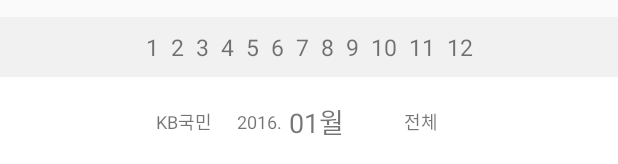
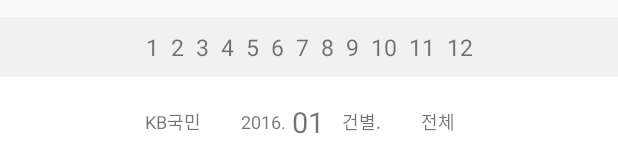
Before and after one commit to yonghakkang/FamilyTodo, an Android app: the layout activity_main.xml on its own in the app's theme, with its tools: preview values and no code run, on a phone screen of 412 x 824 dp. Shown: the part 1069-1233 px from the top of the screen. Run offline under Robolectric (Android 15) with nearby library versions, the phone set to English and light mode, and no system bars; plain views replace TintImageView.

Commit message:
smsparser생성

```diff
--- a/app/src/main/java/model/ExpenseAdapter.java
+++ b/app/src/main/java/model/ExpenseAdapter.java
@@ -47,7 +47,7 @@ public class ExpenseAdapter extends RealmBaseAdapter<Expense> implements ListAda
 
         // Populate the data into the template view using the data object
         //tvTitle.setText(Integer.toString(item.getId()));
-        tvTitle.setText(item.getTitle());
+        tvTitle.setText(item.getPlace());
         tvCard.setText(item.getCard());
 
         tvDate.setText(item.getDate());
--- a/app/src/main/res/layout/activity_main.xml
+++ b/app/src/main/res/layout/activity_main.xml
@@ -49,18 +49,23 @@
         <LinearLayout android:layout_height="fill_parent" android:layout_width="wrap_content" android:gravity="center_horizontal"
             android:layout_centerHorizontal="true" >
             <TextView
-                android:layout_width="40dp" android:layout_height="wrap_content" android:gravity="center" android:layout_gravity="center" android:textAlignment="center"
+                android:layout_width="50dp" android:layout_height="wrap_content" android:gravity="center" android:layout_gravity="center" android:textAlignment="center"
                 android:textSize="12sp" android:text="KB국민" >
 
             </TextView>
             <TextView
-                android:layout_width="50dp" android:paddingLeft="10dp"  android:layout_height="wrap_content" android:gravity="center" android:layout_gravity="center" android:textAlignment="center"
+                android:layout_width="50dp" android:paddingLeft="20dp"  android:layout_height="wrap_content" android:gravity="center" android:layout_gravity="center" android:textAlignment="center"
                 android:textSize="12sp" android:text="2016." >
 
             </TextView>
-            <TextView  android:id="@+id/month_click_btn" android:paddingRight="30dp" android:gravity="center" android:layout_gravity="center"
-                android:layout_width="wrap_content" android:layout_height="wrap_content"
-                android:textSize="18sp" android:text="01월"  >
+            <TextView  android:id="@+id/month_click_btn" android:gravity="center_horizontal" android:layout_gravity="center"
+                android:layout_width="30dp" android:layout_height="wrap_content"
+                android:textSize="19sp" android:text="01"  >
+
+            </TextView>
+            <TextView
+                android:layout_width="50dp" android:paddingRight="10dp"  android:layout_height="wrap_content" android:gravity="center" android:layout_gravity="center" android:textAlignment="center"
+                android:textSize="12sp" android:text="건별." >
 
             </TextView>
 
--- a/app/src/main/res/layout/list_fruit.xml
+++ b/app/src/main/res/layout/list_fruit.xml
@@ -14,8 +14,8 @@
     <LinearLayout android:layout_height="fill_parent" android:layout_width="wrap_content" android:gravity="center_horizontal"
         android:layout_centerHorizontal="true" >
         <TextView
-            android:layout_width="40dp" android:layout_height="wrap_content" android:gravity="center" android:layout_gravity="center" android:textAlignment="center"
-            android:textSize="10sp" android:text="KB국민" android:id="@+id/card">
+            android:layout_width="60dp" android:layout_height="wrap_content" android:gravity="center" android:layout_gravity="center" android:textAlignment="center"
+            android:textSize="10sp" android:text="KB국민비씨" android:id="@+id/card">
 
         </TextView>
         <!--<TextView
@@ -23,7 +23,7 @@
             android:padding="2dp" android:textSize="10sp" android:id="@+id/kind">
 
         </TextView>-->
-        <TextView android:paddingLeft="30dp" android:paddingRight="30dp" android:gravity="center" android:layout_gravity="center"
+        <TextView android:paddingLeft="20dp" android:paddingRight="28dp" android:gravity="center" android:layout_gravity="center"
             android:layout_width="wrap_content" android:layout_height="wrap_content"
             android:textSize="10sp" android:text="16.02.10"  android:id="@+id/date">
 
```
Also changed, not shown: app/src/main/java/com/mapletree/zihover/familytodo/SmsParser.java (added, +108 -0 lines), app/src/main/java/com/mapletree/zihover/familytodo/SmsReceiver.java (+8 -3 lines), app/src/main/java/model/Expense.java (+57 -10 lines).
